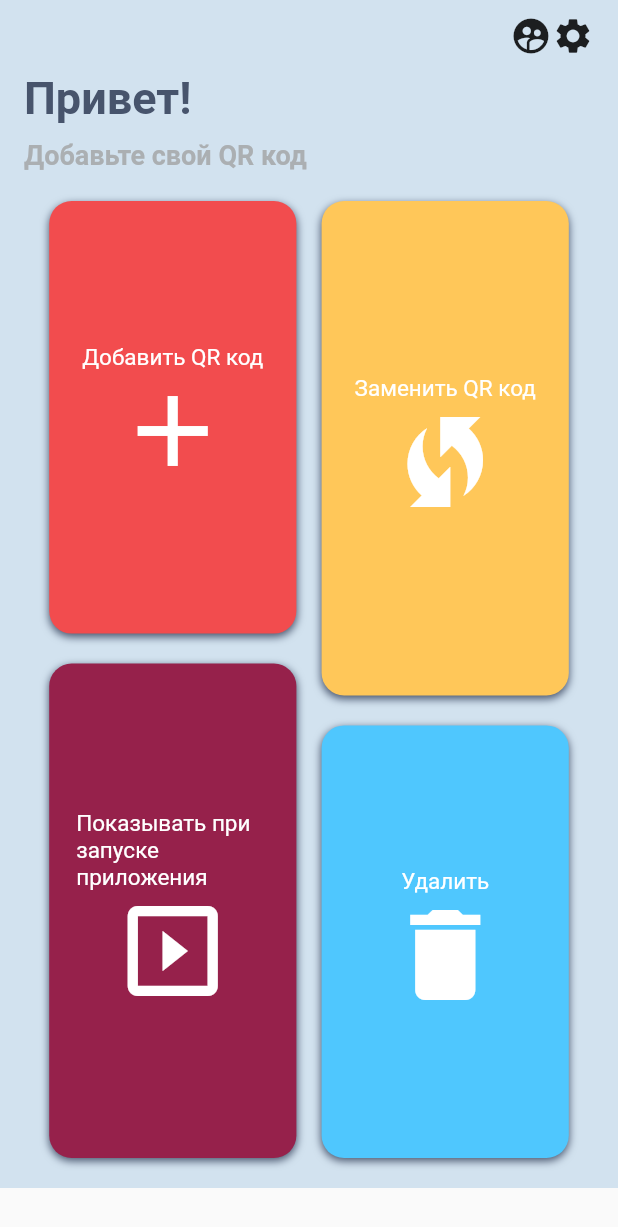
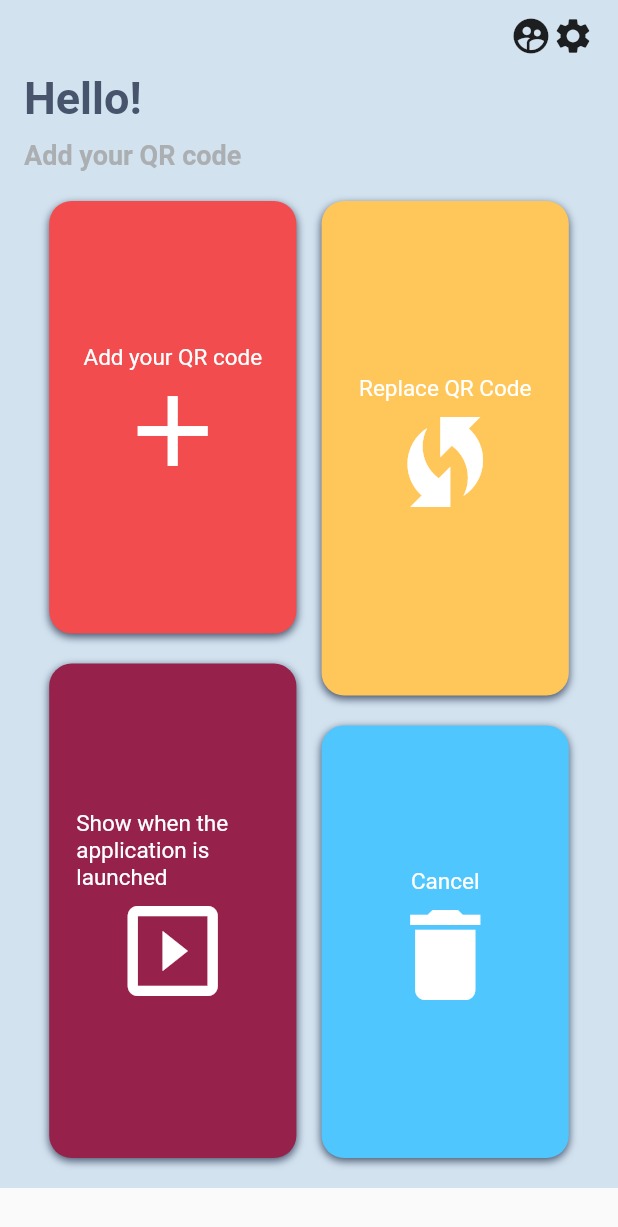
Before and after one commit to Lexx96/My_QR_code, a Flutter app: the screen it shows after launch, on a phone screen of 412 x 824 dp. Shown: the top 1227 px of the screen. Run offline on Flutter 3.47's test engine with Material 2 defaults, Android fonts, the phone set to English and light mode, and no system bars; our stand-ins replace image_picker, qr_flutter, shared_preferences, webview_flutter; missing offline and left inert: qr_code_scanner, r_scan.

Commit message:
Добавлена локализация

```diff
--- /dev/null
+++ b/lib/l10n/intl_en.arb
@@ -0,0 +1,28 @@
+{
+  "hello" : "Hello!",
+  "gladSeeYou" : "Glad to see you",
+  "addYourQR" : "Add your QR code",
+  "showQR" : "Show QR code",
+  "camera" : "Camera",
+  "gallery" : "Gallery",
+  "addQR" : "Add your QR code",
+  "yes" : "Yes",
+  "no" : "No",
+  "showWhenStarted" : "Show when the application is launched",
+  "replaceQR" : "Replace QR Code",
+  "delete" : "Delete",
+  "cancel" : "Cancel",
+  "welcome" : "Welcome!",
+  "accessYourCertificate" : "Add your QR code and get quick and convenient access to your COVID-19 vaccination certificate",
+  "ok" : "ОК",
+  "imageNotContainQR" : "Perhaps the image does not contain a QR code",
+  "repeat" : "Repeat",
+  "QRCodeIsNotCertificate" : "The QR code is not a certificate of vaccination",
+  "scanQR" : "Scan the QR code",
+  "codeNotRead" : "The code has not been read",
+  "QRCodeIsSaved" : "Your QR code is saved",
+  "save" : "Save",
+  "toMainScreen" : "To the main screen",
+  "great" : "Great!",
+  "exit" : "Exit"
+}
--- a/lib/main.dart
+++ b/lib/main.dart
@@ -1,5 +1,7 @@
 import 'package:flutter/material.dart';
+import 'package:flutter_localizations/flutter_localizations.dart';
 import 'package:qr_coder/utils/main_navigation/main_navigation.dart';
+import 'generated/l10n.dart';
 import 'modules/main_screen/service/main_screen_service.dart';
 
 void main() async {
@@ -18,6 +20,13 @@ class Home extends StatelessWidget {
   @override
   Widget build(BuildContext context) {
     return MaterialApp(
+      localizationsDelegates: const [
+        S.delegate,
+        GlobalMaterialLocalizations.delegate,
+        GlobalCupertinoLocalizations.delegate,
+        GlobalWidgetsLocalizations.delegate,
+      ],
+      supportedLocales: S.delegate.supportedLocales,
       routes: MainNavigation().routes,
       initialRoute: initialRoute,
     );
--- a/lib/modules/main_screen/main_screen.dart
+++ b/lib/modules/main_screen/main_screen.dart
@@ -1,6 +1,7 @@
 import 'dart:io';
 import 'package:flutter/cupertino.dart';
 import 'package:flutter/material.dart';
+import 'package:qr_coder/generated/l10n.dart';
 import 'package:qr_coder/modules/main_screen/widgets/card_widget.dart';
 import 'package:qr_coder/modules/main_screen/widgets/show_dialog_widget.dart';
 import 'package:qr_coder/modules/show_qr_code_screen/show_qr_code_screen.dart';
@@ -111,10 +112,10 @@ class _MainScreenState extends State<MainScreen> {
                         ),
                         Row(
                           mainAxisAlignment: MainAxisAlignment.start,
-                          children: const [
+                          children: [
                             Text(
-                              'Привет!',
-                              style: TextStyle(
+                              S.of(context).hello,
+                              style: const TextStyle(
                                 fontSize: 30.0,
                                 fontWeight: FontWeight.bold,
                                 color: Color.fromRGBO(71, 84, 108, 1),
@@ -127,8 +128,8 @@ class _MainScreenState extends State<MainScreen> {
                         ),
                         Text(
                           _url != null
-                              ? 'Рады тебя видеть'
-                              : 'Добавьте свой QR код',
+                              ? S.of(context).gladSeeYou
+                              : S.of(context).addYourQR,
                           style: const TextStyle(
                             fontSize: 18.0,
                             fontWeight: FontWeight.bold,
@@ -156,7 +157,7 @@ class _MainScreenState extends State<MainScreen> {
                                             ),
                                           ),
                                           child: CardWidget(
-                                            title: 'Показать QR код',
+                                            title: S.of(context).showQR,
                                             description: '',
                                             color: const Color.fromRGBO(
                                                 242, 76, 78, 1),
@@ -167,8 +168,9 @@ class _MainScreenState extends State<MainScreen> {
                                         )
                                       : InkWell(
                                           onTap: () => _showActions(
-                                            topButtonText: 'Камера',
-                                            centerButtonText: 'Галерея',
+                                            topButtonText: S.of(context).camera,
+                                            centerButtonText:
+                                                S.of(context).gallery,
                                             topButtonIcon: const Icon(
                                                 Icons.camera_alt_outlined),
                                             centerButtonIcon:
@@ -181,7 +183,7 @@ class _MainScreenState extends State<MainScreen> {
                                                 _bloc.choicePickImage(),
                                           ),
                                           child: CardWidget(
-                                            title: 'Добавить QR код',
+                                            title: S.of(context).addQR,
                                             description: '',
                                             color: const Color.fromRGBO(
                                                 242, 76, 78, 1),
@@ -200,8 +202,9 @@ class _MainScreenState extends State<MainScreen> {
                                                 await MainScreenService()
                                                     .readeIsShowQRCodeScreenService();
                                             _showActions(
-                                              topButtonText: 'Да',
-                                              centerButtonText: 'Нет',
+                                              topButtonText: S.of(context).yes,
+                                              centerButtonText:
+                                                  S.of(context).no,
                                               topButtonIcon:
                                                   _isShowQRCodeScreen == true
                                                       ? const Icon(
@@ -238,8 +241,7 @@ class _MainScreenState extends State<MainScreen> {
                                           }
                                         : () {},
                                     child: CardWidget(
-                                      title:
-                                          'Показывать при запуске приложения ',
+                                      title: S.of(context).showWhenStarted,
                                       description: '',
                                       color:
                                           const Color.fromRGBO(150, 33, 75, 1),
@@ -255,23 +257,28 @@ class _MainScreenState extends State<MainScreen> {
                                   InkWell(
                                     onTap: _url != null
                                         ? () => _showActions(
-                                              topButtonText: 'Камера',
-                                              centerButtonText: 'Галерея',
+                                              topButtonText:
+                                                  S.of(context).camera,
+                                              centerButtonText:
+                                                  S.of(context).gallery,
                                               topButtonIcon: const Icon(
                                                   Icons.camera_alt_outlined),
                                               centerButtonIcon:
                                                   const Icon(Icons.slideshow),
-                                              functionTopButton: () => Navigator
-                                                      .of(context)
-                                                  .pushNamed(
-                                                      MainNavigationRouteName
-                                                          .viewScreen),
-                                              functionCenterBottom: () =>
-                                                  _bloc.choicePickImage(),
+                                              functionTopButton: () {
+                                                Navigator.of(context).pop();
+                                                Navigator.of(context).pushNamed(
+                                                    MainNavigationRouteName
+                                                        .viewScreen);
+                                              },
+                                              functionCenterBottom: () {
+                                                Navigator.of(context).pop();
+                                                _bloc.choicePickImage();
+                                              },
                                             )
                                         : () {},
                                     child: CardWidget(
-                                      title: 'Заменить QR код',
+                                      title: S.of(context).replaceQR,
                                       description: '',
                                       color:
                                           const Color.fromRGBO(255, 199, 89, 1),
@@ -286,8 +293,10 @@ class _MainScreenState extends State<MainScreen> {
                                   InkWell(
                                     onTap: _url != null
                                         ? () => _showActions(
-                                              topButtonText: 'Удалить',
-                                              centerButtonText: 'Отмена',
+                                              topButtonText:
+                                                  S.of(context).delete,
+                                              centerButtonText:
+                                                  S.of(context).cancel,
                                               topButtonIcon:
                                                   const Icon(Icons.delete),
                                               centerButtonIcon:
@@ -302,7 +311,7 @@ class _MainScreenState extends State<MainScreen> {
                                             )
                                         : () {},
                                     child: CardWidget(
-                                      title: 'Удалить',
+                                      title: S.of(context).cancel,
                                       description: '',
                                       color:
                                           const Color.fromRGBO(79, 199, 254, 1),
@@ -335,21 +344,21 @@ class _MainScreenState extends State<MainScreen> {
       builder: (context) {
         return _isFirstExit
             ? ShowDialogWidget(
-                title: 'Добро пожаловать!',
-                description: 'Добавте свой QR код и ',
+                title: S.of(context).welcome,
+                description: S.of(context).accessYourCertificate,
                 onTabLeftButton: () async {
                   await MainScreenService().setIsFirstExitService();
                   Navigator.of(context).pop();
                 },
-                textLeftButton: 'ОК',
+                textLeftButton: S.of(context).ok,
               )
             : ShowDialogWidget(
-                title: 'Код не считан',
-                description: 'Возможно изображение не содержит QR код',
+                title: S.of(context).codeNotRead,
+                description: S.of(context).imageNotContainQR,
                 onTabLeftButton: () => _bloc.choicePickImage(),
                 onTabRightButton: () => Navigator.of(context).pop(),
-                textLeftButton: 'Повторить',
-                textRightButton: 'Отмена',
+                textLeftButton: S.of(context).repeat,
+                textRightButton: S.of(context).cancel,
               );
       },
     );
--- a/lib/modules/main_screen/widgets/show_dialog_widget.dart
+++ b/lib/modules/main_screen/widgets/show_dialog_widget.dart
@@ -2,7 +2,6 @@ import 'dart:io';
 import 'package:flutter/cupertino.dart';
 import 'package:flutter/material.dart';
 
-/// TODO разобраться с вызовами функций
 /// Виджет вывода оповещения
 class ShowDialogWidget extends StatelessWidget {
   final String? title;
@@ -69,7 +68,7 @@ class ShowDialogWidget extends StatelessWidget {
                     : const SizedBox.shrink(),
                 content: Center(
                   child: Text(
-                    '\n \n$description',
+                    '\n$description',
                   ),
                 ),
                 actions: [
--- a/pubspec.yaml
+++ b/pubspec.yaml
@@ -29,6 +29,9 @@ environment:
 dependencies:
   flutter:
     sdk: flutter
+  flutter_localizations:
+    sdk: flutter
+  intl: ^0.17.0
   qr_code_scanner: ^0.6.1
   shared_preferences: ^2.0.11
   html: ^0.15.0
@@ -96,3 +99,5 @@ flutter:
   #
   # For details regarding fonts from package dependencies,
   # see https://flutter.dev/custom-fonts/#from-packages
+flutter_intl:
+  enabled: true
```
Also changed, not shown: lib/l10n/intl_ru.arb (added, +28 -0 lines), lib/modules/qr_view_screen/qr_view_screen.dart (+9 -7 lines), lib/modules/show_qr_code_screen/show_qr_code_screen.dart (+20 -11 lines), lib/generated/intl/messages_all.dart (added), lib/generated/intl/messages_en.dart (added), lib/generated/intl/messages_ru.dart (added), lib/generated/l10n.dart (added), pubspec.lock.
